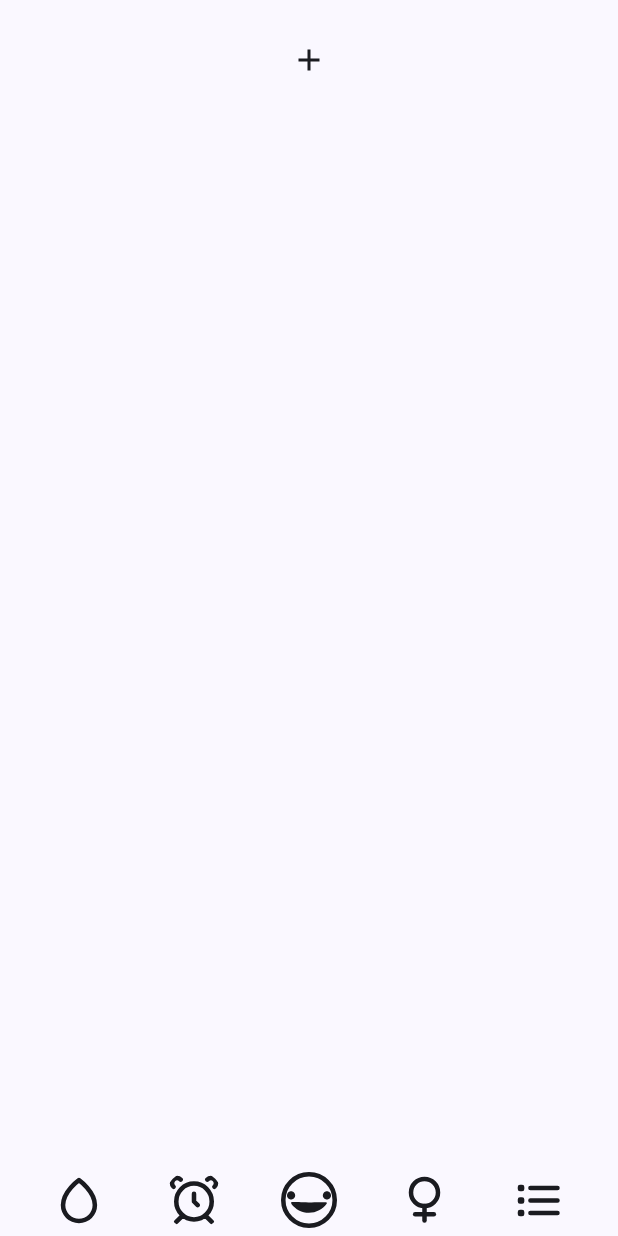
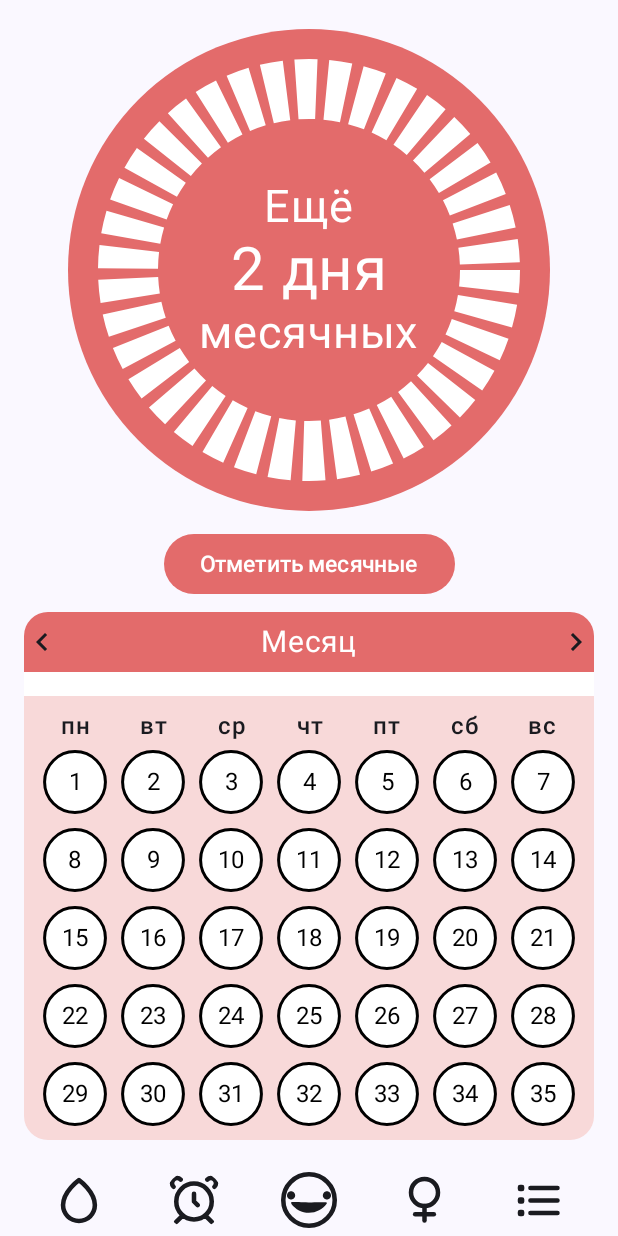
Before and after one commit to Kardonok/ForHealth, an Android app built with Jetpack Compose: the HabitTrackerModule screen opened through its navigation route, after a tap on "Woman health", on a phone screen of 412 x 824 dp. Run offline under Robolectric (Android 15) with nearby library versions, the phone set to English and light mode, and no system bars; our stand-ins replace Room's generated code.

Commit message:
created the basic design

```diff
--- a/app/src/main/java/com/example/forhealth/navigation/NavBar.kt
+++ b/app/src/main/java/com/example/forhealth/navigation/NavBar.kt
@@ -32,7 +32,7 @@ fun NavBar(navController:NavHostController, modifier: Modifier=Modifier)
             Icon(painterResource(id = R.drawable.profile_icon), contentDescription = "Profile")
         }
 
-        IconButton(onClick = { /* Обработка клика */ }) {
+        IconButton(onClick = { if (currentRoute != Screen.WomanHealth.route) { navController.navigate(Screen.WomanHealth.route) } }) {
             Icon(painterResource(id = R.drawable.woman_health_icon), contentDescription = "Woman health")
         }
 
--- a/app/src/main/java/com/example/forhealth/navigation/Screen.kt
+++ b/app/src/main/java/com/example/forhealth/navigation/Screen.kt
@@ -11,4 +11,6 @@
     object Loading : Screen("loading")
 
     object Water : Screen("water")
+
+    object WomanHealth : Screen("woman_health")
 }
--- a/app/src/main/java/com/example/forhealth/presentation/MainActivity.kt
+++ b/app/src/main/java/com/example/forhealth/presentation/MainActivity.kt
@@ -20,6 +20,7 @@ import com.example.forhealth.presentation.registration_module.components.LoginMo
 import com.example.forhealth.presentation.registration_module.components.RegistrationModule
 import com.example.forhealth.presentation.ui.theme.ForHealthTheme
 import com.example.forhealth.presentation.water_module.components.WaterModule
+import com.example.forhealth.presentation.woman_health_module.components.WomanHealthModule
 
 class MainActivity : ComponentActivity() {
     override fun onCreate(savedInstanceState: Bundle?) {
@@ -59,6 +60,9 @@ class MainActivity : ComponentActivity() {
                         composable(route=Screen.Water.route){
                             WaterModule(navController = navController)
                         }
+                        composable(route=Screen.WomanHealth.route){
+                            WomanHealthModule(navController = navController)
+                        }
                     }
                 }
             }
--- /dev/null
+++ b/app/src/main/java/com/example/forhealth/presentation/woman_health_module/components/WomanHealthModule.kt
@@ -0,0 +1,224 @@
+package com.example.forhealth.presentation.woman_health_module.components
+
+import androidx.compose.foundation.Canvas
+import androidx.compose.foundation.background
+import androidx.compose.foundation.layout.Arrangement
+import androidx.compose.foundation.layout.Box
+import androidx.compose.foundation.layout.Column
+import androidx.compose.foundation.layout.Row
+import androidx.compose.foundation.layout.aspectRatio
+import androidx.compose.foundation.layout.fillMaxSize
+import androidx.compose.foundation.layout.fillMaxWidth
+import androidx.compose.foundation.layout.height
+import androidx.compose.foundation.layout.padding
+import androidx.compose.foundation.shape.RoundedCornerShape
+import androidx.compose.material.icons.Icons
+import androidx.compose.material.icons.filled.KeyboardArrowLeft
+import androidx.compose.material.icons.filled.KeyboardArrowRight
+import androidx.compose.material3.Button
+import androidx.compose.material3.ButtonDefaults
+import androidx.compose.material3.Icon
+import androidx.compose.material3.Scaffold
+import androidx.compose.material3.Text
+import androidx.compose.runtime.Composable
+import androidx.compose.ui.Alignment
+import androidx.compose.ui.Modifier
+import androidx.compose.ui.geometry.Offset
+import androidx.compose.ui.graphics.Color
+import androidx.compose.ui.graphics.PathEffect
+import androidx.compose.ui.graphics.drawscope.Stroke
+import androidx.compose.ui.graphics.nativeCanvas
+import androidx.compose.ui.text.font.FontFamily
+import androidx.compose.ui.text.font.FontWeight
+import androidx.compose.ui.tooling.preview.Preview
+import androidx.compose.ui.unit.dp
+import androidx.compose.ui.unit.sp
+import androidx.navigation.NavHostController
+import com.example.forhealth.navigation.NavBar
+
+
+@Preview(showBackground = true)
+@Composable
+fun WomanHealthModulePreview()
+{
+    //WomanHealthModule()
+}
+
+@Preview
+@Composable
+fun CalendarCardPreview()
+{
+    CalendarCard()
+}
+
+@Preview
+@Composable
+fun InformationCardPreview()
+{
+    InformationCard()
+}
+
+
+@Composable
+fun WomanHealthModule(navController:NavHostController,modifier: Modifier=Modifier)
+{
+    Scaffold(
+        bottomBar = {
+            NavBar(navController = navController)
+        }
+    ) { innerPadding ->
+        Column(modifier.padding(innerPadding).padding(16.dp), horizontalAlignment = Alignment.CenterHorizontally) {
+            InformationCard(modifier=modifier.weight(0.5f))
+            Button(
+                onClick = { /*TODO*/ },
+                modifier.padding(8.dp),
+                colors = ButtonDefaults.buttonColors(Color(0xFFE36B6B))
+            ) {
+                Text(text = "Отметить месячные", color = Color.White, fontSize = 15.sp)
+            }
+            CalendarCard()
+        }
+    }
+}
+
+
+@Composable
+fun CalendarCard(modifier: Modifier = Modifier)
+{
+    Column{
+        Box(
+            modifier = Modifier
+                .fillMaxWidth()
+                .background(
+                    color = Color(0xFFE36B6B),
+                    shape = RoundedCornerShape(topStart = 16.dp, topEnd = 16.dp)
+                )
+                .padding(vertical = 8.dp) // Добавляем вертикальные отступы
+        ) {
+            Icon(Icons.Filled.KeyboardArrowLeft, contentDescription = null,modifier=Modifier.align(Alignment.CenterStart))
+            Text(
+                text = "Месяц",
+                modifier = Modifier.align(Alignment.Center),
+                color = Color.White, // Задаем цвет текста белым для лучшего контраста
+                fontFamily = FontFamily.SansSerif,
+                fontSize = 20.sp
+            )
+            Icon(Icons.Filled.KeyboardArrowRight, contentDescription = null,modifier=Modifier.align(Alignment.CenterEnd))
+        }
+        Box(modifier = Modifier
+            .fillMaxWidth()
+            .height(16.dp)
+            .background(color = Color.White))
+        Box(modifier = Modifier
+            .fillMaxWidth()
+            .background(
+                color = Color(0xFFF8D9D9),
+                shape = RoundedCornerShape(bottomStart = 16.dp, bottomEnd = 16.dp)
+            )
+            .padding(8.dp) // Добавляем вертикальные отступы)
+        )
+        {
+            DateCard()
+        }
+    }
+
+}
+
+@Composable
+fun DateCard(modifier: Modifier = Modifier) {
+    Column(modifier = modifier.aspectRatio(1.3f)) {
+        Row(horizontalArrangement = Arrangement.SpaceAround, modifier = modifier.fillMaxWidth()) {
+            Text(text = "пн", fontWeight = FontWeight.Medium)
+            Text(text = "вт", fontWeight = FontWeight.Medium)
+            Text(text = "ср", fontWeight = FontWeight.Medium)
+            Text(text = "чт", fontWeight = FontWeight.Medium)
+            Text(text = "пт", fontWeight = FontWeight.Medium)
+            Text(text = "сб", fontWeight = FontWeight.Medium)
+            Text(text = "вс", fontWeight = FontWeight.Medium)
+        }
+        Canvas(modifier = Modifier
+            .fillMaxSize()
+            .aspectRatio(1.41f)) {
+            val width = size.width
+            val height = size.height
+
+            val radius = width / (7 * 2)
+            val circleRadius = radius * 0.78f
+            var dayCounter = 1
+
+            val textPaint = androidx.compose.ui.graphics.Paint().asFrameworkPaint().apply {
+                isAntiAlias = true
+                textAlign = android.graphics.Paint.Align.CENTER
+                textSize = circleRadius * 0.8f // Размер текста
+                color = 0xFF000000.toInt() // Черный цвет
+            }
+
+            for (iy in (0..4)) {
+                for (ix in (0..6)) {
+
+                    val offsetX = radius + (ix * radius * 2)
+                    val offsetY = radius + (iy * radius * 2)
+
+                    drawCircle(
+                        color = Color.White,
+                        center = Offset(offsetX, offsetY),
+                        radius = circleRadius,
+                    )
+                    drawCircle(
+                        color = Color.Black,
+                        center = Offset(offsetX, offsetY),
+                        radius = circleRadius,
+                        style = Stroke(width = 3f)
+                    )
+
+                    drawContext.canvas.nativeCanvas.drawText(
+                        dayCounter.toString(),
+                        offsetX,
+                        offsetY - (textPaint.ascent() + textPaint.descent()) / 2,
+                        textPaint
+                    )
+
+                    dayCounter++
+                }
+            }
+        }
+    }
+}
+
+@Composable
+fun InformationCard(modifier: Modifier=Modifier)
+{
+    Box(modifier = modifier
+        .aspectRatio(1f))
+    {
+        Canvas(modifier = modifier
+            .fillMaxSize()
+            .aspectRatio(1f)) {
+            val width = size.width
+            val height = size.height
+
+            val radius = width / 2 - 5f
+
+            drawCircle(
+                color = Color(0xFFE36B6B),
+                center = Offset(width/2, height/2),
+                radius = radius,
+            )
+
+            drawCircle(
+                color = Color.White,
+                center = Offset(width/2, height/2),
+                radius = radius-60f,
+                style = Stroke(
+                    width = 60f,
+                    pathEffect = PathEffect.dashPathEffect(floatArrayOf(20f, 10f), 0f) // Пример пунктира
+                )
+            )
+        }
+        Column(modifier = Modifier.align(alignment = Alignment.Center), horizontalAlignment = Alignment.CenterHorizontally) {
+            Text(text = "Ещё", color = Color.White, fontSize = 30.sp)
+            Text(text = "2 дня", color = Color.White, fontSize = 40.sp)
+            Text(text = "месячных", color = Color.White, fontSize = 30.sp)
+        }
+    }
+}
```
